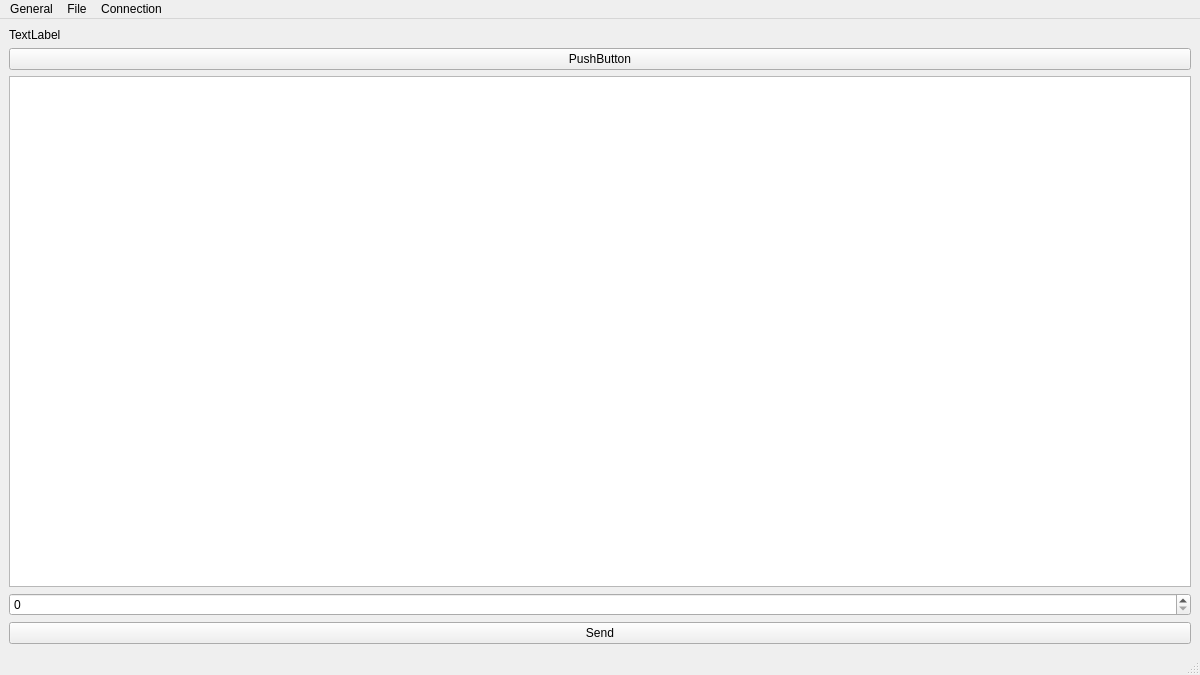
Above: src/mainwindow.ui from melegiul/adtf-remote before the change. Below: the same form after it.
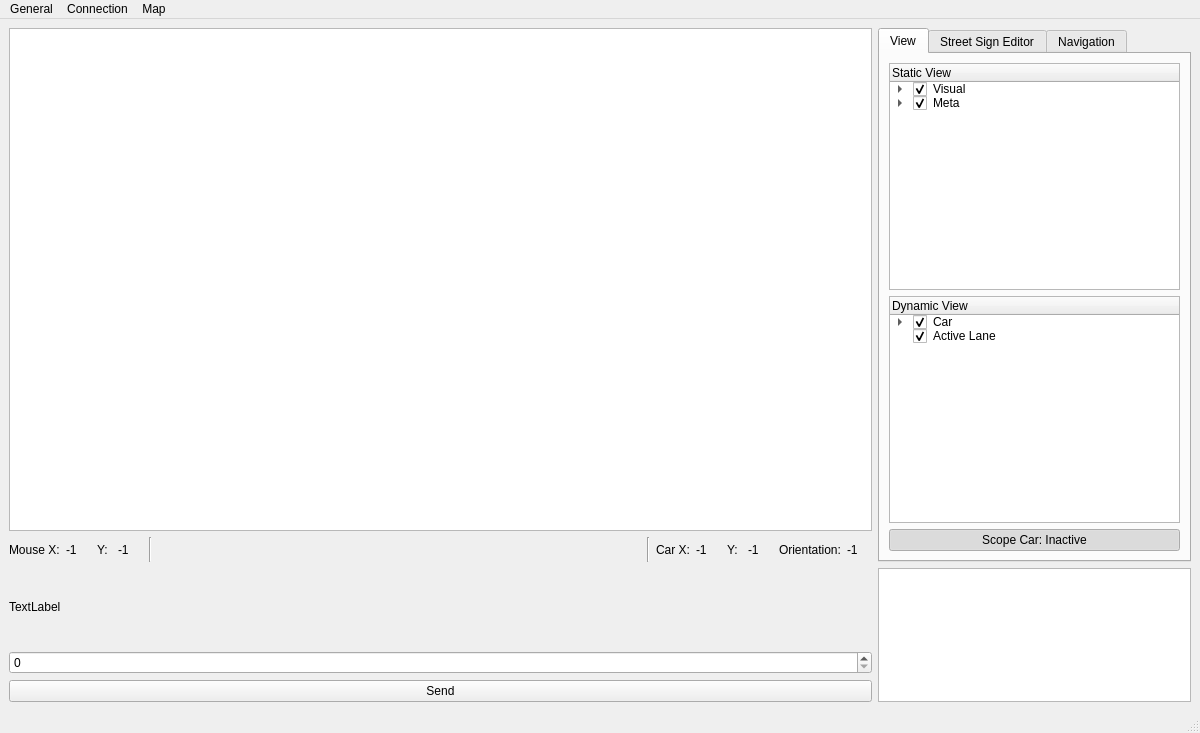
That is the form after the change. Icons and pictures are not drawn.

Commit message: [ui] Imported and improved Status GUI

Diff of the .ui file:
```diff
--- a/src/mainwindow.ui
+++ b/src/mainwindow.ui
@@ -7,7 +7,7 @@
     <x>0</x>
     <y>0</y>
     <width>1200</width>
-    <height>675</height>
+    <height>733</height>
    </rect>
   </property>
   <property name="windowTitle">
@@ -15,10 +15,458 @@
   </property>
   <widget class="QWidget" name="centralwidget">
    <layout class="QGridLayout" name="gridLayout">
-    <item row="2" column="0">
+    <item row="2" column="1" rowspan="3">
      <widget class="QPlainTextEdit" name="te_main"/>
     </item>
     <item row="0" column="0">
+     <widget class="QGraphicsView" name="gv_map">
+      <property name="enabled">
+       <bool>true</bool>
+      </property>
+      <property name="sizePolicy">
+       <sizepolicy hsizetype="Expanding" vsizetype="Expanding">
+        <horstretch>2</horstretch>
+        <verstretch>0</verstretch>
+       </sizepolicy>
+      </property>
+     </widget>
+    </item>
+    <item row="0" column="1" rowspan="2">
+     <widget class="QTabWidget" name="tabWidget">
+      <property name="sizePolicy">
+       <sizepolicy hsizetype="Minimum" vsizetype="Minimum">
+        <horstretch>0</horstretch>
+        <verstretch>0</verstretch>
+       </sizepolicy>
+      </property>
+      <property name="currentIndex">
+       <number>0</number>
+      </property>
+      <widget class="QWidget" name="view_tab">
+       <property name="sizePolicy">
+        <sizepolicy hsizetype="Minimum" vsizetype="Minimum">
+         <horstretch>0</horstretch>
+         <verstretch>0</verstretch>
+        </sizepolicy>
+       </property>
+       <attribute name="title">
+        <string>View</string>
+       </attribute>
+       <layout class="QVBoxLayout" name="verticalLayout_4">
+        <item>
+         <widget class="QTreeWidget" name="static_tree">
+          <property name="sizePolicy">
+           <sizepolicy hsizetype="Expanding" vsizetype="Expanding">
+            <horstretch>0</horstretch>
+            <verstretch>0</verstretch>
+           </sizepolicy>
+          </property>
+          <column>
+           <property name="text">
+            <string>Static View</string>
+           </property>
+          </column>
+          <item>
+           <property name="text">
+            <string>Visual</string>
+           </property>
+           <property name="checkState">
+            <enum>Checked</enum>
+           </property>
+           <property name="flags">
+            <set>ItemIsSelectable|ItemIsDragEnabled|ItemIsUserCheckable|ItemIsEnabled|ItemIsTristate</set>
+           </property>
+           <item>
+            <property name="text">
+             <string>Street Lines</string>
+            </property>
+            <property name="checkState">
+             <enum>Checked</enum>
+            </property>
+           </item>
+           <item>
+            <property name="text">
+             <string>Street Signs</string>
+            </property>
+            <property name="checkState">
+             <enum>Checked</enum>
+            </property>
+           </item>
+           <item>
+            <property name="text">
+             <string>Special Markings</string>
+            </property>
+            <property name="checkState">
+             <enum>Checked</enum>
+            </property>
+            <property name="flags">
+             <set>ItemIsSelectable|ItemIsDragEnabled|ItemIsUserCheckable|ItemIsEnabled|ItemIsTristate</set>
+            </property>
+            <item>
+             <property name="text">
+              <string>Stop Lines</string>
+             </property>
+             <property name="checkState">
+              <enum>Checked</enum>
+             </property>
+            </item>
+            <item>
+             <property name="text">
+              <string>Crosswalks</string>
+             </property>
+             <property name="checkState">
+              <enum>Checked</enum>
+             </property>
+            </item>
+            <item>
+             <property name="text">
+              <string>Speed Bumps</string>
+             </property>
+             <property name="checkState">
+              <enum>Checked</enum>
+             </property>
+            </item>
+            <item>
+             <property name="text">
+              <string>Parking Spots</string>
+             </property>
+             <property name="checkState">
+              <enum>Checked</enum>
+             </property>
+             <property name="flags">
+              <set>ItemIsSelectable|ItemIsDragEnabled|ItemIsUserCheckable|ItemIsEnabled|ItemIsTristate</set>
+             </property>
+             <item>
+              <property name="text">
+               <string>Regular</string>
+              </property>
+              <property name="checkState">
+               <enum>Checked</enum>
+              </property>
+             </item>
+             <item>
+              <property name="text">
+               <string>Disabled</string>
+              </property>
+              <property name="checkState">
+               <enum>Checked</enum>
+              </property>
+             </item>
+             <item>
+              <property name="text">
+               <string>Women</string>
+              </property>
+              <property name="checkState">
+               <enum>Checked</enum>
+              </property>
+             </item>
+             <item>
+              <property name="text">
+               <string>Family</string>
+              </property>
+              <property name="checkState">
+               <enum>Checked</enum>
+              </property>
+             </item>
+             <item>
+              <property name="text">
+               <string>Electric Vehicles</string>
+              </property>
+              <property name="checkState">
+               <enum>Checked</enum>
+              </property>
+             </item>
+            </item>
+           </item>
+          </item>
+          <item>
+           <property name="text">
+            <string>Meta</string>
+           </property>
+           <property name="checkState">
+            <enum>Checked</enum>
+           </property>
+           <property name="flags">
+            <set>ItemIsSelectable|ItemIsDragEnabled|ItemIsUserCheckable|ItemIsEnabled|ItemIsTristate</set>
+           </property>
+           <item>
+            <property name="text">
+             <string>Crossing Areas</string>
+            </property>
+            <property name="checkState">
+             <enum>Checked</enum>
+            </property>
+           </item>
+           <item>
+            <property name="text">
+             <string>Invisible Street Lines</string>
+            </property>
+            <property name="checkState">
+             <enum>Checked</enum>
+            </property>
+           </item>
+           <item>
+            <property name="text">
+             <string>Street Areas</string>
+            </property>
+            <property name="checkState">
+             <enum>Checked</enum>
+            </property>
+           </item>
+           <item>
+            <property name="text">
+             <string>Direction of Traffic</string>
+            </property>
+            <property name="checkState">
+             <enum>Checked</enum>
+            </property>
+           </item>
+          </item>
+         </widget>
+        </item>
+        <item>
+         <widget class="QTreeWidget" name="dynamic_tree">
+          <property name="sizePolicy">
+           <sizepolicy hsizetype="Expanding" vsizetype="Expanding">
+            <horstretch>0</horstretch>
+            <verstretch>0</verstretch>
+           </sizepolicy>
+          </property>
+          <column>
+           <property name="text">
+            <string>Dynamic View</string>
+           </property>
+          </column>
+          <item>
+           <property name="text">
+            <string>Car</string>
+           </property>
+           <property name="checkState">
+            <enum>Checked</enum>
+           </property>
+           <item>
+            <property name="text">
+             <string>Nearfieldgridmap</string>
+            </property>
+            <property name="checkState">
+             <enum>Checked</enum>
+            </property>
+           </item>
+           <item>
+            <property name="text">
+             <string>Detected Lines</string>
+            </property>
+            <property name="checkState">
+             <enum>Checked</enum>
+            </property>
+           </item>
+           <item>
+            <property name="text">
+             <string>Trapezoid</string>
+            </property>
+            <property name="checkState">
+             <enum>Checked</enum>
+            </property>
+           </item>
+          </item>
+          <item>
+           <property name="text">
+            <string>Active Lane</string>
+           </property>
+           <property name="checkState">
+            <enum>Checked</enum>
+           </property>
+          </item>
+         </widget>
+        </item>
+        <item>
+         <widget class="QPushButton" name="scope_button">
+          <property name="text">
+           <string>Scope Car: Inactive</string>
+          </property>
+          <property name="checkable">
+           <bool>true</bool>
+          </property>
+          <property name="checked">
+           <bool>true</bool>
+          </property>
+         </widget>
+        </item>
+       </layout>
+      </widget>
+      <widget class="QWidget" name="editor_tab">
+       <attribute name="title">
+        <string>Street Sign Editor</string>
+       </attribute>
+       <layout class="QVBoxLayout" name="verticalLayout_5">
+        <item>
+         <widget class="QCheckBox" name="editor_checkbox">
+          <property name="text">
+           <string>Edit Mode</string>
+          </property>
+         </widget>
+        </item>
+        <item>
+         <layout class="QFormLayout" name="formLayout">
+          <item row="0" column="0">
+           <widget class="QLabel" name="lane_id_label">
+            <property name="text">
+             <string>Lane ID</string>
+            </property>
+           </widget>
+          </item>
+          <item row="1" column="0">
+           <widget class="QLabel" name="Sign_type_label">
+            <property name="text">
+             <string>Sign Type</string>
+            </property>
+           </widget>
+          </item>
+          <item row="0" column="1">
+           <widget class="QLineEdit" name="lane_id_editor_txt">
+            <property name="enabled">
+             <bool>false</bool>
+            </property>
+           </widget>
+          </item>
+          <item row="1" column="1">
+           <widget class="QFontComboBox" name="street_sign_items_cmbbox">
+            <property name="enabled">
+             <bool>false</bool>
+            </property>
+           </widget>
+          </item>
+          <item row="2" column="0">
+           <widget class="QLabel" name="editor_pos_x_label">
+            <property name="text">
+             <string>Position X</string>
+            </property>
+           </widget>
+          </item>
+          <item row="2" column="1">
+           <widget class="QLabel" name="editor_x_pos">
+            <property name="text">
+             <string>0</string>
+            </property>
+           </widget>
+          </item>
+          <item row="3" column="0">
+           <widget class="QLabel" name="editor_pos_x_label_2">
+            <property name="text">
+             <string>Position Y</string>
+            </property>
+           </widget>
+          </item>
+          <item row="3" column="1">
+           <widget class="QLabel" name="editor_y_pos">
+            <property name="text">
+             <string>0</string>
+            </property>
+           </widget>
+          </item>
+         </layout>
+        </item>
+        <item>
+         <widget class="QPushButton" name="editor_remove_streetsign">
+          <property name="text">
+           <string>Remove Sign</string>
+          </property>
+         </widget>
+        </item>
+       </layout>
+      </widget>
+      <widget class="QWidget" name="navigation_tab">
+       <attribute name="title">
+        <string>Navigation</string>
+       </attribute>
+       <layout class="QGridLayout" name="gridLayout_2">
+        <item row="8" column="0">
+         <widget class="QPushButton" name="importNavMarkerButton">
+          <property name="toolTip">
+           <string>Import navigation marker form a xml file.</string>
+          </property>
+          <property name="text">
+           <string>Import Marker</string>
+          </property>
+         </widget>
+        </item>
+        <item row="8" column="2">
+         <widget class="QPushButton" name="exportNavMarkerButton">
+          <property name="toolTip">
+           <string>Export all navigation markers to a xml file.</string>
+          </property>
+          <property name="text">
+           <string>Export Marker</string>
+          </property>
+         </widget>
+        </item>
+        <item row="2" column="1">
+         <widget class="QPushButton" name="removeNavigationMarkerButton">
+          <property name="toolTip">
+           <string>Removes choosen marker.</string>
+          </property>
+          <property name="text">
+           <string>Remove</string>
+          </property>
+          <property name="icon">
+           <iconset theme="remove">
+            <normaloff>.</normaloff>.</iconset>
+          </property>
+         </widget>
+        </item>
+        <item row="0" column="0" colspan="3">
+         <widget class="QLabel" name="lb_navigation_markers">
+          <property name="text">
+           <string>Navigation markers:</string>
+          </property>
+         </widget>
+        </item>
+        <item row="2" column="0">
+         <widget class="QPushButton" name="calculateRouteButton">
+          <property name="toolTip">
+           <string>Calculates the route in order of the navigation markers above.</string>
+          </property>
+          <property name="text">
+           <string>Calculate Route</string>
+          </property>
+         </widget>
+        </item>
+        <item row="2" column="2">
+         <widget class="QPushButton" name="removeAllNavigationMarkerButton">
+          <property name="toolTip">
+           <string>Removes all marker.</string>
+          </property>
+          <property name="text">
+           <string>Remove All</string>
+          </property>
+          <property name="icon">
+           <iconset theme="remove-all">
+            <normaloff>.</normaloff>.</iconset>
+          </property>
+         </widget>
+        </item>
+        <item row="5" column="0" colspan="3">
+         <widget class="QListWidget" name="drivingTasksListWidget">
+          <property name="toolTip">
+           <string>Displays the driving instructions in order of the navigation marker above.</string>
+          </property>
+         </widget>
+        </item>
+        <item row="4" column="0" colspan="3">
+         <widget class="QLabel" name="lb_driving_tasks">
+          <property name="text">
+           <string>Driving tasks:</string>
+          </property>
+         </widget>
+        </item>
+        <item row="1" column="0" colspan="3">
+         <widget class="QListWidget" name="lw_todo"/>
+        </item>
+       </layout>
+      </widget>
+     </widget>
+    </item>
+    <item row="2" column="0">
      <widget class="QLabel" name="lb_top">
       <property name="text">
        <string>TextLabel</string>
@@ -32,16 +480,248 @@
       </property>
      </widget>
     </item>
-    <item row="1" column="0">
-     <widget class="QPushButton" name="pushButton">
-      <property name="text">
-       <string>PushButton</string>
-      </property>
-     </widget>
-    </item>
     <item row="3" column="0">
      <widget class="QSpinBox" name="sb_counter"/>
     </item>
+    <item row="1" column="0">
+     <layout class="QHBoxLayout" name="hl_odometry">
+      <item>
+       <widget class="QLabel" name="lbs_mouse_x">
+        <property name="minimumSize">
+         <size>
+          <width>0</width>
+          <height>25</height>
+         </size>
+        </property>
+        <property name="maximumSize">
+         <size>
+          <width>55</width>
+          <height>25</height>
+         </size>
+        </property>
+        <property name="text">
+         <string>Mouse X:</string>
+        </property>
+       </widget>
+      </item>
+      <item>
+       <widget class="QLabel" name="mouse_x">
+        <property name="minimumSize">
+         <size>
+          <width>25</width>
+          <height>25</height>
+         </size>
+        </property>
+        <property name="maximumSize">
+         <size>
+          <width>60</width>
+          <height>25</height>
+         </size>
+        </property>
+        <property name="text">
+         <string>-1</string>
+        </property>
+       </widget>
+      </item>
+      <item>
+       <widget class="QLabel" name="lbs_mouse_y">
+        <property name="minimumSize">
+         <size>
+          <width>15</width>
+          <height>25</height>
+         </size>
+        </property>
+        <property name="maximumSize">
+         <size>
+          <width>15</width>
+          <height>25</height>
+         </size>
+        </property>
+        <property name="text">
+         <string>Y:</string>
+        </property>
+       </widget>
+      </item>
+      <item>
+       <widget class="QLabel" name="mouse_y">
+        <property name="minimumSize">
+         <size>
+          <width>25</width>
+          <height>25</height>
+         </size>
+        </property>
+        <property name="maximumSize">
+         <size>
+          <width>60</width>
+          <height>25</height>
+         </size>
+        </property>
+        <property name="text">
+         <string>-1</string>
+        </property>
+       </widget>
+      </item>
+      <item>
+       <widget class="Line" name="line_left">
+        <property name="orientation">
+         <enum>Qt::Vertical</enum>
+        </property>
+       </widget>
+      </item>
+      <item>
+       <spacer name="hs_odometry">
+        <property name="orientation">
+         <enum>Qt::Horizontal</enum>
+        </property>
+        <property name="sizeHint" stdset="0">
+         <size>
+          <width>40</width>
+          <height>20</height>
+         </size>
+        </property>
+       </spacer>
+      </item>
+      <item>
+       <widget class="Line" name="line_right">
+        <property name="orientation">
+         <enum>Qt::Vertical</enum>
+        </property>
+       </widget>
+      </item>
+      <item>
+       <widget class="QLabel" name="lbs_car_x">
+        <property name="sizePolicy">
+         <sizepolicy hsizetype="Preferred" vsizetype="Preferred">
+          <horstretch>0</horstretch>
+          <verstretch>0</verstretch>
+         </sizepolicy>
+        </property>
+        <property name="minimumSize">
+         <size>
+          <width>30</width>
+          <height>25</height>
+         </size>
+        </property>
+        <property name="maximumSize">
+         <size>
+          <width>35</width>
+          <height>25</height>
+         </size>
+        </property>
+        <property name="text">
+         <string>Car X:</string>
+        </property>
+       </widget>
+      </item>
+      <item>
+       <widget class="QLabel" name="car_x">
+        <property name="sizePolicy">
+         <sizepolicy hsizetype="Preferred" vsizetype="Preferred">
+          <horstretch>0</horstretch>
+          <verstretch>0</verstretch>
+         </sizepolicy>
+        </property>
+        <property name="minimumSize">
+         <size>
+          <width>25</width>
+          <height>25</height>
+         </size>
+        </property>
+        <property name="maximumSize">
+         <size>
+          <width>60</width>
+          <height>25</height>
+         </size>
+        </property>
+        <property name="text">
+         <string>-1</string>
+        </property>
+       </widget>
+      </item>
+      <item>
+       <widget class="QLabel" name="lbs_car_y">
+        <property name="sizePolicy">
+         <sizepolicy hsizetype="Preferred" vsizetype="Preferred">
+          <horstretch>0</horstretch>
+          <verstretch>0</verstretch>
+         </sizepolicy>
+        </property>
+        <property name="minimumSize">
+         <size>
+          <width>15</width>
+          <height>25</height>
+         </size>
+        </property>
+        <property name="maximumSize">
+         <size>
+          <width>15</width>
+          <height>25</height>
+         </size>
+        </property>
+        <property name="text">
+         <string>Y:</string>
+        </property>
+       </widget>
+      </item>
+      <item>
+       <widget class="QLabel" name="car_y">
+        <property name="sizePolicy">
+         <sizepolicy hsizetype="Preferred" vsizetype="Preferred">
+          <horstretch>0</horstretch>
+          <verstretch>0</verstretch>
+         </sizepolicy>
+        </property>
+        <property name="minimumSize">
+         <size>
+          <width>25</width>
+          <height>25</height>
+         </size>
+        </property>
+        <property name="maximumSize">
+         <size>
+          <width>60</width>
+          <height>25</height>
+         </size>
+        </property>
+        <property name="text">
+         <string>-1</string>
+        </property>
+       </widget>
+      </item>
+      <item>
+       <widget class="QLabel" name="lbs_orientation">
+        <property name="text">
+         <string>Orientation:</string>
+        </property>
+       </widget>
+      </item>
+      <item>
+       <widget class="QLabel" name="car_th">
+        <property name="sizePolicy">
+         <sizepolicy hsizetype="Preferred" vsizetype="Preferred">
+          <horstretch>0</horstretch>
+          <verstretch>0</verstretch>
+         </sizepolicy>
+        </property>
+        <property name="minimumSize">
+         <size>
+          <width>25</width>
+          <height>25</height>
+         </size>
+        </property>
+        <property name="maximumSize">
+         <size>
+          <width>30</width>
+          <height>25</height>
+         </size>
+        </property>
+        <property name="text">
+         <string>-1</string>
+        </property>
+       </widget>
+      </item>
+     </layout>
+    </item>
    </layout>
   </widget>
   <widget class="QMenuBar" name="menubar">
@@ -60,12 +740,6 @@
     <addaction name="actionPreferences"/>
     <addaction name="actionQuit"/>
    </widget>
-   <widget class="QMenu" name="menuFile">
-    <property name="title">
-     <string>File</string>
-    </property>
-    <addaction name="actionOpen"/>
-   </widget>
    <widget class="QMenu" name="menuConnection">
     <property name="title">
      <string>Connection</string>
@@ -73,9 +747,16 @@
     <addaction name="actionConnect"/>
     <addaction name="actionDisconnect"/>
    </widget>
+   <widget class="QMenu" name="menuMap">
+    <property name="title">
+     <string>Map</string>
+    </property>
+    <addaction name="actionOpenMap"/>
+    <addaction name="actionExportMap"/>
+   </widget>
    <addaction name="menuGeneral"/>
-   <addaction name="menuFile"/>
    <addaction name="menuConnection"/>
+   <addaction name="menuMap"/>
   </widget>
   <widget class="QStatusBar" name="statusbar"/>
   <action name="actionQuit">
```
Left out of the diff: 59 changed lines with no effect on the pictures. The commit also changes 1 other file.
